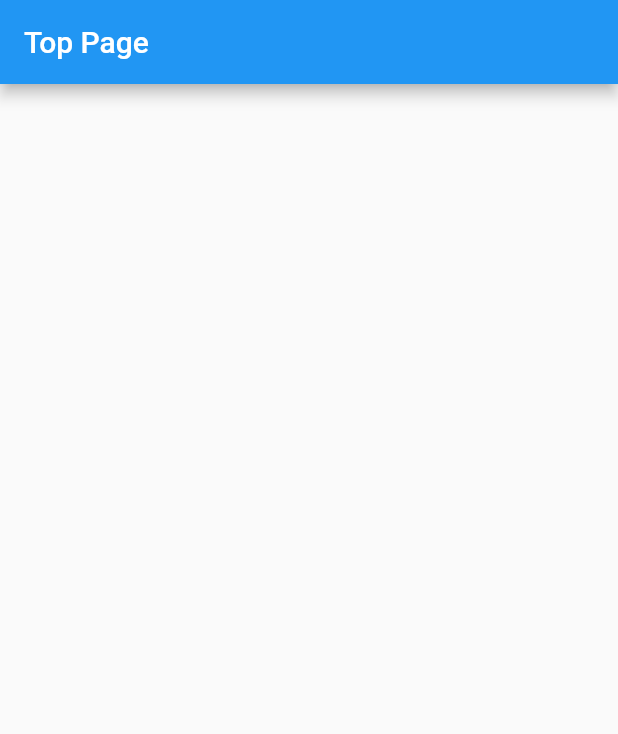
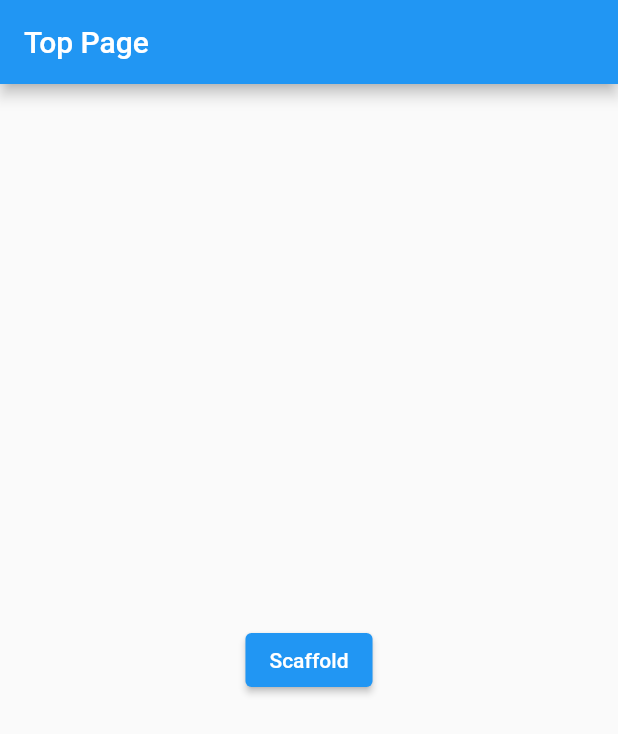
Before and after one commit to mafreud/flutter_dictionary, a Flutter app: the screen it shows after launch, on a phone screen of 412 x 824 dp. Shown: the top 734 px of the screen. Run offline on Flutter 3.47's test engine with Material 2 defaults, Android fonts, the phone set to English and light mode, and no system bars; our stand-ins replace go_router.

```diff
--- a/lib/main.dart
+++ b/lib/main.dart
@@ -1,5 +1,7 @@
 import 'package:flutter/material.dart';
 import 'package:flutter_dictionary/top_page.dart';
+import 'package:flutter_dictionary/widgets/scaffold/scaffold_top_page.dart';
+import 'package:flutter_dictionary/widgets/scaffold/scaffold_with_app_bar_page.dart';
 import 'package:go_router/go_router.dart';
 
 void main() {
@@ -14,6 +16,14 @@ class MyApp extends StatelessWidget {
       GoRoute(
         path: '/',
         builder: (context, state) => const TopPage(),
+      ),
+      GoRoute(
+        path: '/scaffoldTop',
+        builder: (context, state) => const ScaffoldTopPage(),
+      ),
+      GoRoute(
+        path: '/scaffoldWithAppBar',
+        builder: (context, state) => const ScaffoldWithAppBar(),
       ),
     ],
   );
--- a/lib/top_page.dart
+++ b/lib/top_page.dart
@@ -1,4 +1,5 @@
 import 'package:flutter/material.dart';
+import 'package:go_router/go_router.dart';
 
 class TopPage extends StatelessWidget {
   const TopPage({Key? key}) : super(key: key);
@@ -9,6 +10,14 @@ class TopPage extends StatelessWidget {
       appBar: AppBar(
         title: const Text('Top Page'),
       ),
+      body: Center(
+        child: Column(mainAxisAlignment: MainAxisAlignment.center, children: [
+          ElevatedButton(
+            onPressed: () => context.go('/scaffoldTop'),
+            child: const Text('Scaffold'),
+          )
+        ]),
+      ),
     );
   }
 }
```
Also changed, not shown: lib/widgets/scaffold/scaffold_top_page.dart (+11 -1 lines), lib/widgets/scaffold/scaffold_with_app_bar_page.dart (added, +14 -0 lines).
